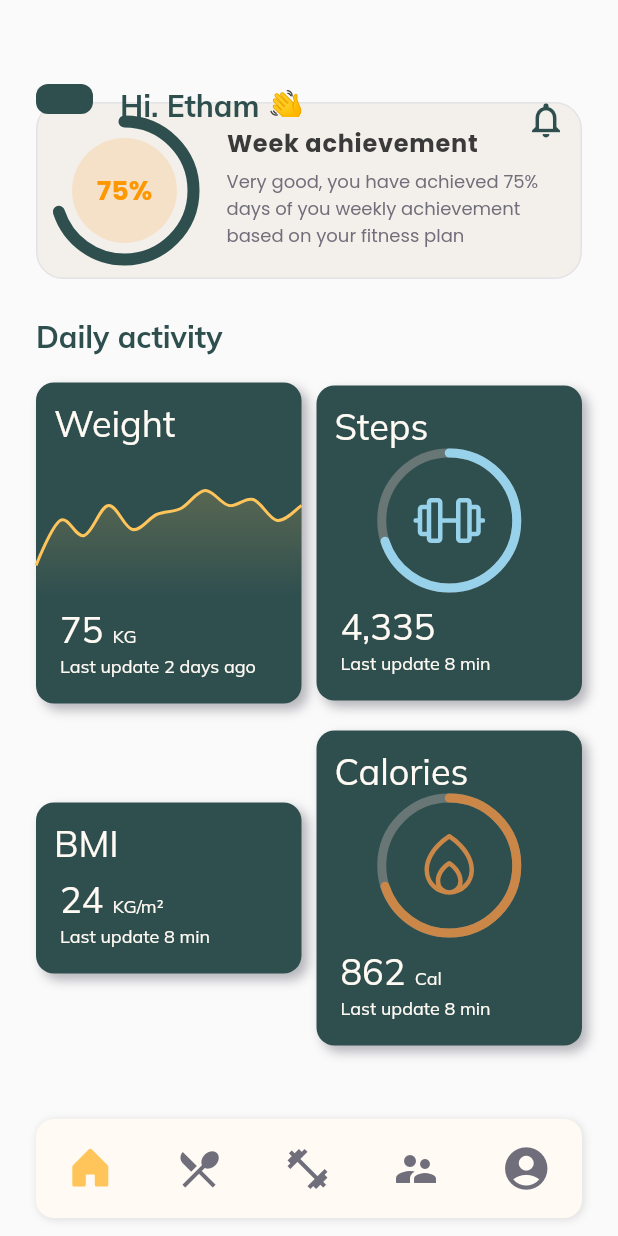
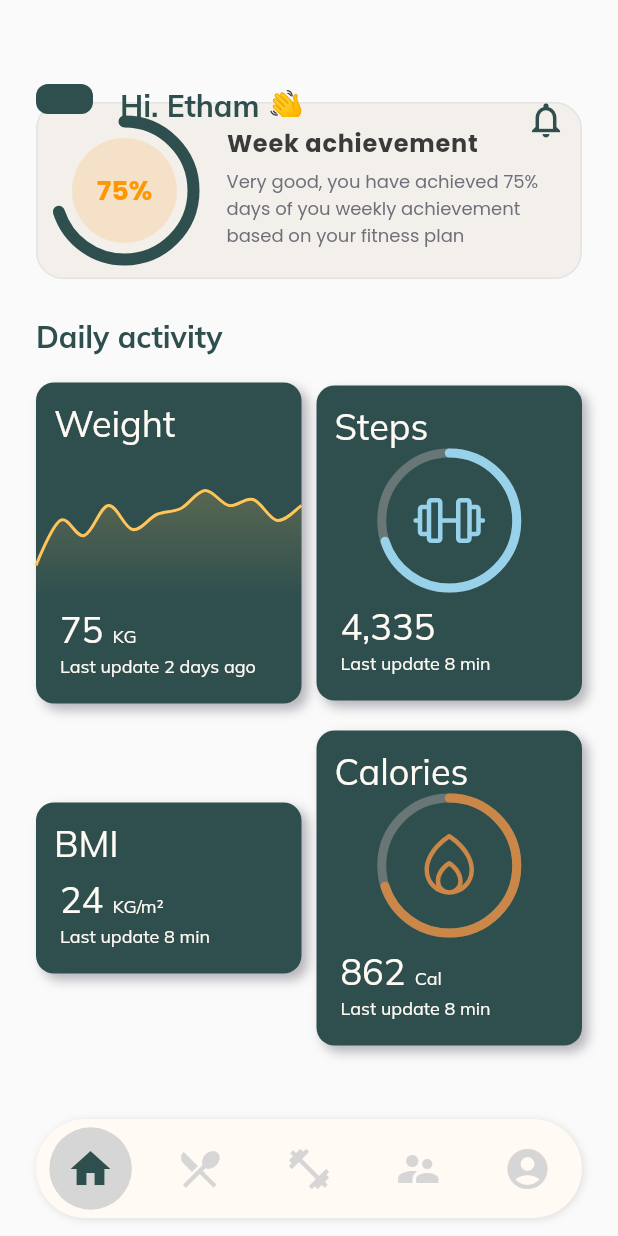
Before and after one commit to ContinuumTeam/GymHabit, a Flutter app: the screen it shows after launch, on a phone screen of 412 x 824 dp. Run offline on Flutter 3.47's test engine with Material 2 defaults, Android fonts, the phone set to English and light mode, and no system bars; drawn by our look-alikes of fl_chart, percent_indicator; our stand-ins replace dartz, dio, easy_date_timeline, equatable, firebase_core, get_it and 4 more; accounts and stored records are empty.

Commit message:
refactor: refazendo tab bar

```diff
--- a/lib/features/home/presenter/controller/home_controller.dart
+++ b/lib/features/home/presenter/controller/home_controller.dart
@@ -2,10 +2,12 @@ import 'package:flutter/material.dart';
 
 class HomeController extends ChangeNotifier {
   ValueNotifier<int> currentPage = ValueNotifier<int>(0);
+  int pageActive = 0;
   final pageViewController = PageController();
 
   void setPage(int index) {
     currentPage.value = index;
+    pageActive = index;
     pageViewController.jumpToPage(index);
     notifyListeners();
   }
--- a/lib/features/home/presenter/home_page.dart
+++ b/lib/features/home/presenter/home_page.dart
@@ -1,4 +1,5 @@
 import 'package:flutter/material.dart';
+import 'package:gymhabit/features/home/presenter/widgets/button_tabbar_widget.dart';
 
 import 'package:gymhabit/features/theme/app_colors.dart';
 
@@ -8,8 +9,6 @@ import 'package:gymhabit/features/home/presenter/pages/nutrition_page.dart';
 import 'package:gymhabit/features/home/presenter/pages/profile_page.dart';
 import 'package:gymhabit/features/home/presenter/pages/trainer_page.dart';
 import 'package:gymhabit/features/home/presenter/pages/workout_page.dart';
-
-import 'package:phosphor_flutter/phosphor_flutter.dart';
 
 class HomePage extends StatefulWidget {
   const HomePage({super.key});
@@ -49,7 +48,7 @@ class _HomePageState extends State<HomePage> {
           child: Container(
             decoration: BoxDecoration(
               borderRadius: const BorderRadius.all(
-                  Radius.circular(12),
+                Radius.circular(99),
               ),
               color: AppColors.background,
               boxShadow: [
@@ -63,66 +62,61 @@ class _HomePageState extends State<HomePage> {
             child: Row(
               mainAxisAlignment: MainAxisAlignment.spaceAround,
               children: [
-                  IconButton(
+                ButtonTabBarWidget(
+                  pageActive: controller.pageActive == 0,
                   onPressed: () {
                     setState(() {
                       controller.setPage(0);
                     });
                   },
-                    iconSize: 32,
-                    icon: const Icon(PhosphorIcons.houseFill),
-                    color: AppColors.secondary,
+                  index: 0,
+                  icon: const Icon(Icons.home),
                 ),
-                  IconButton(
+                ButtonTabBarWidget(
+                  pageActive: controller.pageActive == 1,
                   onPressed: () {
                     setState(() {
                       controller.setPage(1);
                     });
                   },
-                    iconSize: 32,
+                  index: 0,
                   icon: const Icon(Icons.restaurant_menu),
-                    color: AppColors.body,
                 ),
-                  IconButton(
+                ButtonTabBarWidget(
+                  pageActive: controller.pageActive == 2,
                   onPressed: () {
                     setState(() {
                       controller.setPage(2);
                     });
                   },
-                    iconSize: 32,
+                  index: 0,
                   icon: const Icon(Icons.fitness_center),
-                    color: AppColors.body,
                 ),
-                  IconButton(
+                ButtonTabBarWidget(
+                  pageActive: controller.pageActive == 3,
                   onPressed: () {
                     setState(() {
                       controller.setPage(3);
                     });
                   },
-                    iconSize: 32,
+                  index: 0,
                   icon: const Icon(Icons.supervisor_account),
-                    color: AppColors.body,
                 ),
-                  IconButton(
+                ButtonTabBarWidget(
+                  pageActive: controller.pageActive == 4,
                   onPressed: () {
                     setState(() {
                       controller.setPage(4);
                     });
                   },
-                    iconSize: 34,
+                  index: 0,
                   icon: const Icon(Icons.account_circle),
-                    color: AppColors.body,
                 ),
               ],
             ),
           ),
         ),
-        ));
+      ),
+    );
   }
 }
-
-class SalesData {
-  SalesData(this.year, this.sales);
-  final String year;
-  final double sales;
-}
--- /dev/null
+++ b/lib/features/home/presenter/widgets/button_tabbar_widget.dart
@@ -0,0 +1,36 @@
+import 'package:flutter/material.dart';
+import 'package:gymhabit/features/theme/app_colors.dart';
+
+class ButtonTabBarWidget extends StatelessWidget {
+  final VoidCallback onPressed;
+  final bool pageActive;
+  final int index;
+  final Icon icon;
+  const ButtonTabBarWidget({
+    super.key,
+    required this.onPressed,
+    required this.index,
+    required this.icon,
+    required this.pageActive,
+  });
+
+  @override
+  Widget build(BuildContext context) {
+    return Container(
+      width: 55,
+      height: 55,
+      decoration: BoxDecoration(
+        borderRadius: const BorderRadius.all(
+          Radius.circular(99),
+        ),
+        color: pageActive ? AppColors.grey : AppColors.background,
+      ),
+      child: IconButton(
+        onPressed: onPressed,
+        color: pageActive ? AppColors.primary : AppColors.grey,
+        iconSize: 32,
+        icon: icon,
+      ),
+    );
+  }
+}
--- a/lib/features/theme/app_colors.dart
+++ b/lib/features/theme/app_colors.dart
@@ -8,7 +8,7 @@ class AppColors {
   static const blue = Color(0xFF0673E7);
   static const heading = Color(0xFF3A3A3A);
   static const text = Color(0xFF6B6B6B);
-  static const grey = Color(0xFF585666);
+  static const grey = Color(0xFFD6D6D6);
   static const card = Color(0xFFF3EFEA);
   static const delete = Color(0xFFAA4749);
   static const body = Color(0xFF706E7A);
--- a/lib/main.dart
+++ b/lib/main.dart
@@ -23,27 +23,27 @@ class _AppFireBaseState extends State<AppFireBase> {
     return FutureBuilder(
       future: _initialization,
       builder: (context, snapshot) {
-        if (snapshot.hasError) {
-          return const Material(
-              child: Center(
-            child: Text(
-              'Nao foi possivel iniciar o FireBase',
-              textDirection: TextDirection.ltr,
-            ),
-          ));
-        }
+        // if (snapshot.hasError) {
+        //   return const Material(
+        //       child: Center(
+        //     child: Text(
+        //       'Nao foi possivel iniciar o FireBase',
+        //       textDirection: TextDirection.ltr,
+        //     ),
+        //   ));
+        // }
 
-        if (snapshot.connectionState == ConnectionState.done) {
-          return const MaterialApp(
-            home: AppWidget(),
-          );
-        }
+        // if (snapshot.connectionState == ConnectionState.done) {
+        return const MaterialApp(
+          home: AppWidget(),
+        );
+        // }
 
-        return const Material(
-          child: Center(
-            child: CircularProgressIndicator(),
-          ),
-        );
+        // return const Material(
+        //   child: Center(
+        //     child: CircularProgressIndicator(),
+        //   ),
+        // );
       },
     );
   }
```
Also changed, not shown: 12 other files. Lines whose indentation alone changed are shown as unchanged.
